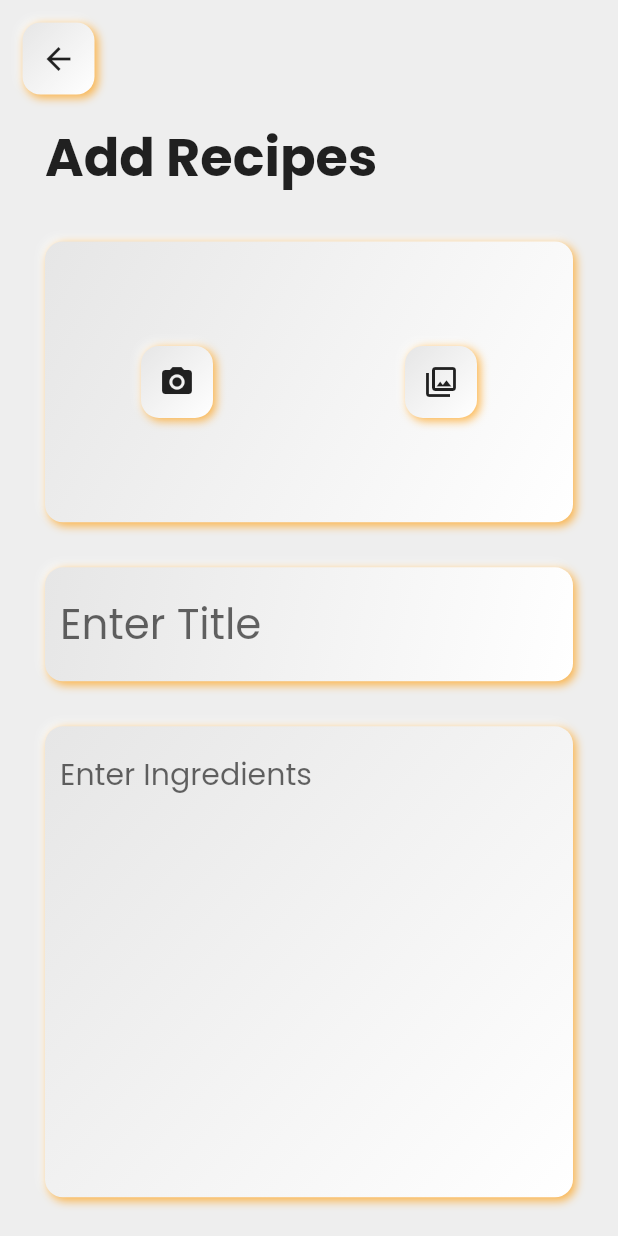
After one commit to VatsalShah03/Unicode_Recipe_App, a Flutter app: the AddRecipe screen opened directly, on a phone screen of 412 x 824 dp. The commit adds this screen. Run offline on Flutter 3.47's test engine with Material 2 defaults, Android fonts, the phone set to English and light mode, and no system bars; drawn by our look-alikes of flutter_neumorphic; our stand-ins replace cloud_firestore, firebase_auth, firebase_core, firebase_storage, get, google_fonts and 3 more; accounts and stored records are empty; network calls fail.

Commit message:
Added Upload Recipes Page

```diff
--- /dev/null
+++ b/lib/Screens/Add Recipes/add_recipes.dart
@@ -0,0 +1,192 @@
+import 'package:cloud_firestore/cloud_firestore.dart';
+import 'package:firebase_auth/firebase_auth.dart';
+import 'package:firebase_storage/firebase_storage.dart';
+import 'package:flutter/material.dart';
+import 'package:flutter/services.dart';
+import 'package:image_picker/image_picker.dart';
+import 'package:unicode_lp/constants.dart';
+import 'dart:io';
+import 'dart:async';
+import 'package:flutter/services.dart';
+import 'package:path/path.dart';
+
+class AddRecipe extends StatefulWidget {
+  const AddRecipe({Key? key}) : super(key: key);
+
+  @override
+  State<AddRecipe> createState() => _AddRecipeState();
+}
+
+class _AddRecipeState extends State<AddRecipe> {
+  File? image;
+  var ref;
+  var userCollection = FirebaseFirestore.instance.collection("Users");
+  TextEditingController titleController = TextEditingController();
+  TextEditingController ingredientsController = TextEditingController();
+  TextEditingController summaryController = TextEditingController();
+
+  Future clickImage({required ImageSource imageSource}) async {
+    try {
+      final image = await ImagePicker().pickImage(source: imageSource);
+      if (image == null) return;
+      final imgTemp = File(image.path);
+      setState(() {
+        this.image = imgTemp;
+      });
+    } on PlatformException catch (e) {
+      print("Failed to click image: $e");
+    }
+  }
+
+  Future uploadImage() async {
+    final user = FirebaseAuth.instance.currentUser;
+    final uid = user!.uid;
+    ref = FirebaseStorage.instance
+        .ref()
+        .child('${user.email!}/${basename(image!.path)}');
+    if (image != null) {
+      await ref.putFile(File(image!.path)).whenComplete(() async {
+        await ref.getDownloadURL().then((value) async {
+          await userCollection.doc(uid).collection("My Recipes").add({
+            "Pic": value,
+            "Title": titleController.text.trim(),
+            "Ingredients": ingredientsController.text.trim(),
+            "Summary": summaryController.text.trim(),
+          });
+        });
+      });
+    }
+  }
+
+  @override
+  void dispose() {
+    // TODO: implement dispose
+    titleController.dispose();
+    ingredientsController.dispose();
+    summaryController.dispose();
+    super.dispose();
+  }
+
+  @override
+  Widget build(BuildContext context) {
+    return Scaffold(
+      backgroundColor: Colors.grey[200],
+      body: SafeArea(
+        child: Column(
+          crossAxisAlignment: CrossAxisAlignment.start,
+          children: [
+            NeuBox(
+                margin: EdgeInsets.all(15),
+                child: IconButton(
+                  icon: Icon(Icons.arrow_back_outlined),
+                  onPressed: () {
+                    Navigator.pop(context);
+                  },
+                )),
+            Expanded(
+              child: ListView(
+                physics: BouncingScrollPhysics(),
+                children: [
+                  Padding(
+                    padding: const EdgeInsets.symmetric(horizontal: 30),
+                    child: Text(
+                      "Add Recipes",
+                      style:
+                          TextStyle(fontSize: 35, fontWeight: FontWeight.w700),
+                    ),
+                  ),
+                  SizedBox(
+                    height: MediaQuery.of(context).size.height * 0.3,
+                    width: MediaQuery.of(context).size.width * 0.3,
+                    child: NeuBox(
+                        margin: EdgeInsets.all(30),
+                        child: image != null
+                            ? Image.file(image!)
+                            : Center(
+                                child: Row(
+                                  mainAxisAlignment:
+                                      MainAxisAlignment.spaceAround,
+                                  children: [
+                                    NeuBox(
+                                        child: IconButton(
+                                      icon: Icon(Icons.camera_alt),
+                                      onPressed: () => clickImage(
+                                          imageSource: ImageSource.camera),
+                                    )),
+                                    NeuBox(
+                                        child: IconButton(
+                                      icon: Icon(Icons.photo_library_outlined),
+                                      onPressed: () => clickImage(
+                                          imageSource: ImageSource.gallery),
+                                    )),
+                                  ],
+                                ),
+                              )),
+                  ),
+                  NeuBox(
+                      margin: EdgeInsets.symmetric(horizontal: 30),
+                      padding:
+                          EdgeInsets.symmetric(vertical: 5, horizontal: 10),
+                      child: TextFormField(
+                        controller: titleController,
+                        style: TextStyle(fontSize: 28),
+                        decoration: InputDecoration(
+                            border: InputBorder.none, hintText: "Enter Title"),
+                      )),
+                  NeuBox(
+                      margin:
+                          EdgeInsets.symmetric(horizontal: 30, vertical: 30),
+                      padding:
+                          EdgeInsets.symmetric(vertical: 5, horizontal: 10),
+                      child: TextFormField(
+                        maxLines: 10,
+                        style: TextStyle(fontSize: 20),
+                        controller: ingredientsController,
+                        decoration: InputDecoration(
+                            border: InputBorder.none,
+                            hintText: "Enter Ingredients"),
+                      )),
+                  NeuBox(
+                      margin: EdgeInsets.symmetric(horizontal: 30),
+                      padding:
+                          EdgeInsets.symmetric(vertical: 5, horizontal: 10),
+                      child: TextFormField(
+                        controller: summaryController,
+                        maxLines: 10,
+                        style: TextStyle(fontSize: 20),
+                        decoration: InputDecoration(
+                            border: InputBorder.none,
+                            hintText: "Enter Summary"),
+                      )),
+                  Center(
+                    child: GestureDetector(
+                      onTap: () {
+                        showDialog(
+                            context: context,
+                            builder: (context) => Center(
+                                  child: CircularProgressIndicator(),
+                                ));
+                        uploadImage().whenComplete(() {
+                          Navigator.pop(context);
+                        });
+                      },
+                      child: NeuBox(
+                          color: Colors.orange,
+                          padding: EdgeInsets.all(15),
+                          margin: EdgeInsets.symmetric(
+                              horizontal: 30, vertical: 30),
+                          child: Text(
+                            "Upload",
+                            style: TextStyle(color: Colors.white),
+                          )),
+                    ),
+                  ),
+                ],
+              ),
+            ),
+          ],
+        ),
+      ),
+    );
+  }
+}
--- a/lib/Screens/HomePage/home_page.dart
+++ b/lib/Screens/HomePage/home_page.dart
@@ -115,6 +115,7 @@ class RecipeWidget extends StatefulWidget {
 class _RecipeWidgetState extends State<RecipeWidget> {
   HomeController homeController = Get.put(HomeController());
   String isVegetarian = '';
+
   Future<bool> onLikeTapped(isLiked) async {
     if(isLiked){
       homeController.deleteFromWishlist(docid: widget.recipe.id.toString());
--- a/lib/Screens/main_page.dart
+++ b/lib/Screens/main_page.dart
@@ -1,8 +1,6 @@
 import 'package:firebase_auth/firebase_auth.dart';
 import 'package:flutter/material.dart';
 import 'package:unicode_lp/Screens/Auth/login_page.dart';
-import 'package:unicode_lp/Screens/profile_page.dart';
-
 import 'bottom_nav_bar.dart';
 
 class HomePage extends StatefulWidget {
--- a/pubspec.yaml
+++ b/pubspec.yaml
@@ -43,6 +43,9 @@ dependencies:
   get:
   html:
   like_button:
+  image_picker:
+  smooth_page_indicator:
+  firebase_storage:
 
 dev_dependencies:
   flutter_test:
```
Also changed, not shown: lib/Screens/My Recipes/my_recipes.dart (added, +17 -0 lines), lib/Screens/bottom_nav_bar.dart (+20 -20 lines), lib/State Mgmt/g_sign_in.dart (+6 -1 lines), lib/Screens/Profile Page/profile_page.dart (renamed from lib/Screens/profile_page.dart), pubspec.lock, 1 other file.
